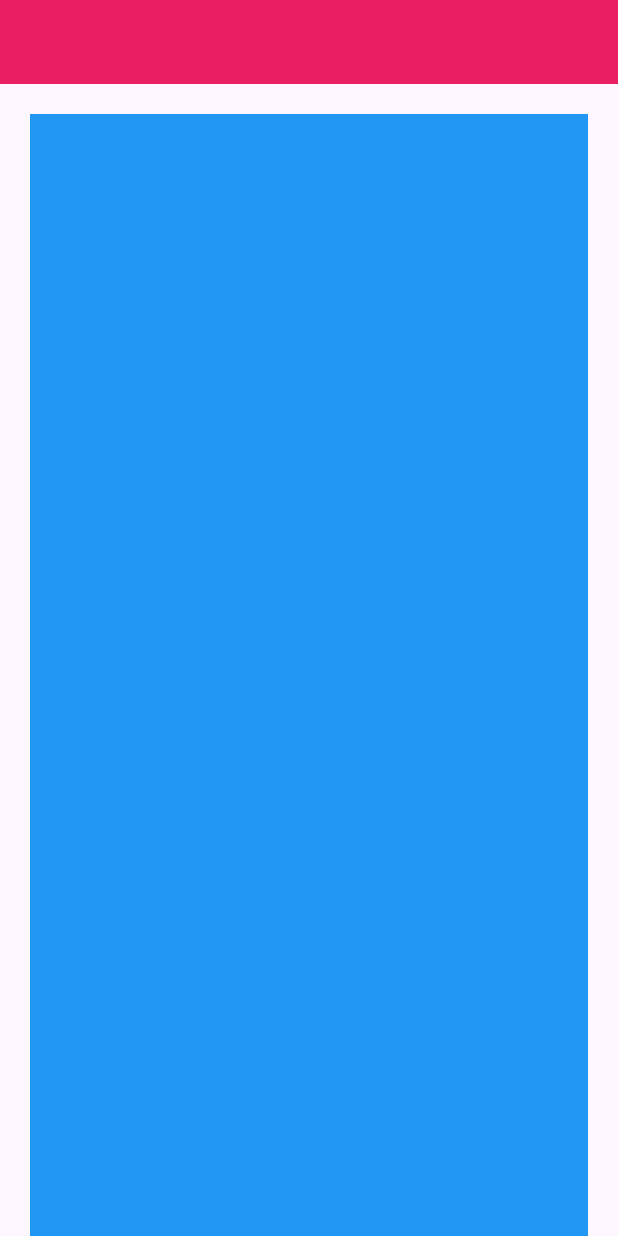
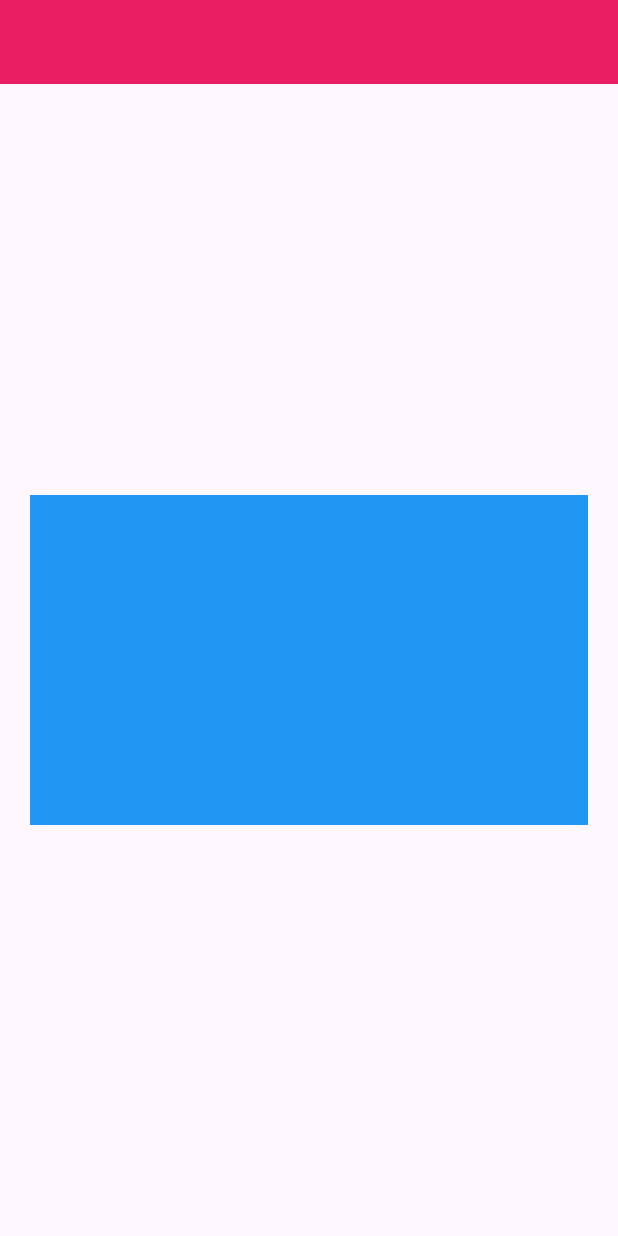
Before and after one commit to RomanEnglishman/project, a Flutter app: the screen it shows after launch, on a phone screen of 412 x 824 dp. Run offline on Flutter 3.47's test engine with Material 3 defaults, Android fonts, the phone set to English and light mode, and no system bars.

Commit message:
Update main.dart

```diff
--- a/lib/main.dart
+++ b/lib/main.dart
@@ -28,7 +28,7 @@ class _MyAppState extends State<MyApp> {
                 padding: EdgeInsets.all(35),
                 margin: EdgeInsets.all(20),
                 width: 3200,
-                height: 2200,
+                height: 220,
               )
             ],
           ),
```
